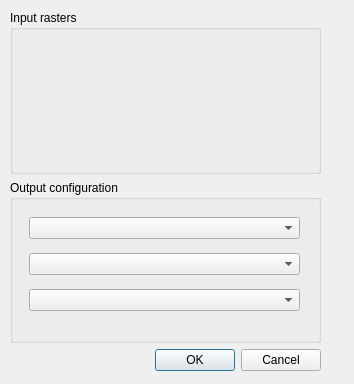
Qt form pan_batido/pan_batido_dialog_base.ui (fire2a/qgis-pan-europeo) before a commit.
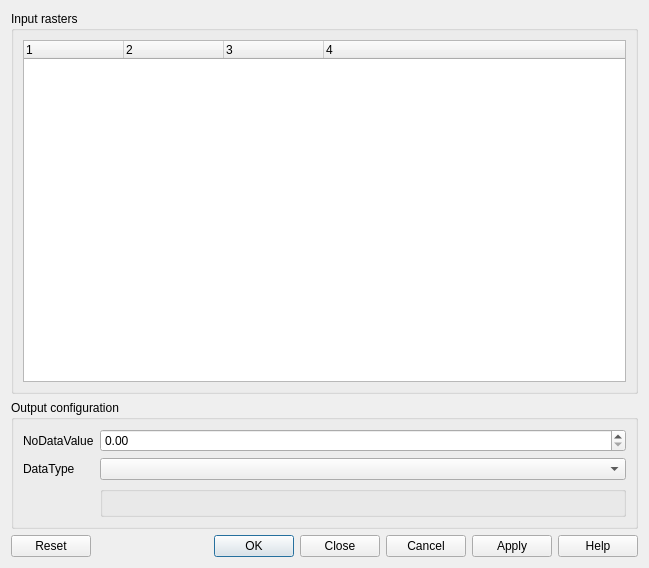
The same form after that commit. Custom widgets are drawn as their Qt base class.

Diff of the .ui file:
```diff
--- a/pan_batido/pan_batido_dialog_base.ui
+++ b/pan_batido/pan_batido_dialog_base.ui
@@ -6,89 +6,114 @@
    <rect>
     <x>0</x>
     <y>0</y>
-    <width>354</width>
-    <height>384</height>
+    <width>649</width>
+    <height>568</height>
    </rect>
   </property>
   <property name="windowTitle">
    <string>Pan Europeo</string>
   </property>
-  <widget class="QWidget" name="verticalLayoutWidget">
-   <property name="geometry">
-    <rect>
-     <x>10</x>
-     <y>10</y>
-     <width>311</width>
-     <height>361</height>
-    </rect>
-   </property>
-   <layout class="QVBoxLayout" name="verticalLayout">
+  <layout class="QVBoxLayout" name="mainLayout">
     <item>
      <widget class="QGroupBox" name="groupBox">
       <property name="title">
        <string>Input rasters</string>
       </property>
-      <widget class="QWidget" name="verticalLayoutWidget_2">
-       <property name="geometry">
-        <rect>
-         <x>19</x>
-         <y>29</y>
-         <width>271</width>
-         <height>121</height>
-        </rect>
-       </property>
-       <layout class="QVBoxLayout" name="verticalLayout_2"/>
-      </widget>
+     <layout class="QVBoxLayout" name="verticalLayout_2">
+      <item>
+       <widget class="QTreeWidget" name="treeWidget">
+        <property name="sizePolicy">
+         <sizepolicy hsizetype="Expanding" vsizetype="Expanding">
+          <horstretch>0</horstretch>
+          <verstretch>0</verstretch>
+         </sizepolicy>
+        </property>
+        <property name="columnCount">
+         <number>4</number>
+        </property>
+        <column>
+         <property name="text">
+          <string notr="true">1</string>
+         </property>
+        </column>
+        <column>
+         <property name="text">
+          <string notr="true">2</string>
+         </property>
+        </column>
+        <column>
+         <property name="text">
+          <string notr="true">3</string>
+         </property>
+        </column>
+        <column>
+         <property name="text">
+          <string notr="true">4</string>
+         </property>
+        </column>
+       </widget>
+      </item>
+     </layout>
      </widget>
     </item>
     <item>
-     <widget class="QGroupBox" name="groupBox_2">
+    <widget class="QgsCollapsibleGroupBox" name="mGroupBox">
       <property name="title">
        <string>Output configuration</string>
       </property>
-      <widget class="QWidget" name="verticalLayoutWidget_3">
-       <property name="geometry">
-        <rect>
-         <x>19</x>
-         <y>29</y>
-         <width>271</width>
-         <height>111</height>
-        </rect>
-       </property>
-       <layout class="QVBoxLayout" name="verticalLayout_3">
-        <item>
-         <widget class="QgsCheckableComboBox" name="mComboBox"/>
-        </item>
-        <item>
-         <widget class="QgsMapLayerComboBox" name="mMapLayerComboBox"/>
-        </item>
-        <item>
+     <layout class="QFormLayout" name="formLayout">
+      <item row="0" column="0">
+       <widget class="QLabel" name="label">
+        <property name="text">
+         <string>NoDataValue</string>
+        </property>
+       </widget>
+      </item>
+      <item row="1" column="0">
+       <widget class="QLabel" name="label_2">
+        <property name="text">
+         <string>DataType</string>
+        </property>
+       </widget>
+      </item>
+      <item row="0" column="1">
+       <widget class="QgsDoubleSpinBox" name="mQgsDoubleSpinBox"/>
+      </item>
+      <item row="1" column="1">
          <widget class="QComboBox" name="comboBox"/>
         </item>
-       </layout>
-      </widget>
+      <item row="2" column="1">
+       <widget class="QgsExtentGroupBox" name="mExtentGroupBox"/>
+      </item>
+     </layout>
      </widget>
     </item>
     <item>
      <widget class="QDialogButtonBox" name="buttonBox">
       <property name="standardButtons">
-       <set>QDialogButtonBox::Cancel|QDialogButtonBox::Ok</set>
+      <set>QDialogButtonBox::Apply|QDialogButtonBox::Cancel|QDialogButtonBox::Close|QDialogButtonBox::Help|QDialogButtonBox::Ok|QDialogButtonBox::Reset</set>
       </property>
      </widget>
     </item>
    </layout>
-  </widget>
  </widget>
  <customwidgets>
   <customwidget>
-   <class>QgsCheckableComboBox</class>
-   <extends>QComboBox</extends>
-   <header>qgscheckablecombobox.h</header>
+   <class>QgsCollapsibleGroupBox</class>
+   <extends>QGroupBox</extends>
+   <header>qgscollapsiblegroupbox.h</header>
+   <container>1</container>
   </customwidget>
   <customwidget>
-   <class>QgsMapLayerComboBox</class>
-   <extends>QComboBox</extends>
-   <header>qgsmaplayercombobox.h</header>
+   <class>QgsDoubleSpinBox</class>
+   <extends>QDoubleSpinBox</extends>
+   <header>qgsdoublespinbox.h</header>
+  </customwidget>
+  <customwidget>
+   <class>QgsExtentGroupBox</class>
+   <extends>QgsCollapsibleGroupBox</extends>
+   <header>qgsextentgroupbox.h</header>
+   <container>1</container>
   </customwidget>
  </customwidgets>
  <resources/>
```
Lines whose indentation alone changed are shown as unchanged.
